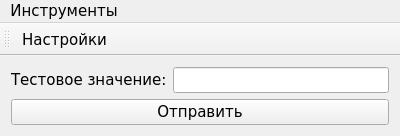
This is MainWindow.ui in 8Observer8/BalanceEmulator as Qt 5 draws it before an edit. The edited form follows.
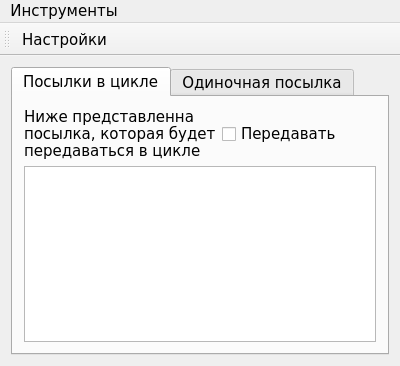
This is the edited form.

Diff of the .ui file:
```diff
--- a/MainWindow.ui
+++ b/MainWindow.ui
@@ -7,7 +7,7 @@
     <x>0</x>
     <y>0</y>
     <width>400</width>
-    <height>128</height>
+    <height>366</height>
    </rect>
   </property>
   <property name="font">
@@ -20,6 +20,46 @@
    <string>Эмулятор Весов</string>
   </property>
   <widget class="QWidget" name="centralWidget">
+   <layout class="QVBoxLayout" name="verticalLayout_2">
+    <item>
+     <widget class="QTabWidget" name="tabWidget">
+      <property name="currentIndex">
+       <number>0</number>
+      </property>
+      <widget class="QWidget" name="tab">
+       <attribute name="title">
+        <string>Посылки в цикле</string>
+       </attribute>
+       <layout class="QVBoxLayout" name="verticalLayout_3">
+        <item>
+         <layout class="QHBoxLayout" name="horizontalLayout_2">
+          <item>
+           <widget class="QLabel" name="packageLabel">
+            <property name="text">
+             <string>Ниже представленна
+посылка, которая будет
+передаваться в цикле</string>
+            </property>
+           </widget>
+          </item>
+          <item>
+           <widget class="QCheckBox" name="packageCheckBox">
+            <property name="text">
+             <string>Передавать</string>
+            </property>
+           </widget>
+          </item>
+         </layout>
+        </item>
+        <item>
+         <widget class="QTextEdit" name="packageTextEdit"/>
+        </item>
+       </layout>
+      </widget>
+      <widget class="QWidget" name="tab_2">
+       <attribute name="title">
+        <string>Одиночная посылка</string>
+       </attribute>
    <layout class="QVBoxLayout" name="verticalLayout">
     <item>
      <layout class="QHBoxLayout" name="horizontalLayout">
@@ -42,6 +82,23 @@
       </property>
      </widget>
     </item>
+        <item>
+         <spacer name="verticalSpacer">
+          <property name="orientation">
+           <enum>Qt::Vertical</enum>
+          </property>
+          <property name="sizeHint" stdset="0">
+           <size>
+            <width>20</width>
+            <height>183</height>
+           </size>
+          </property>
+         </spacer>
+        </item>
+       </layout>
+      </widget>
+     </widget>
+    </item>
    </layout>
   </widget>
   <widget class="QMenuBar" name="menuBar">
```
Left out of the diff: 2 changed lines with no effect on the pictures. Lines whose indentation alone changed are shown as unchanged.
